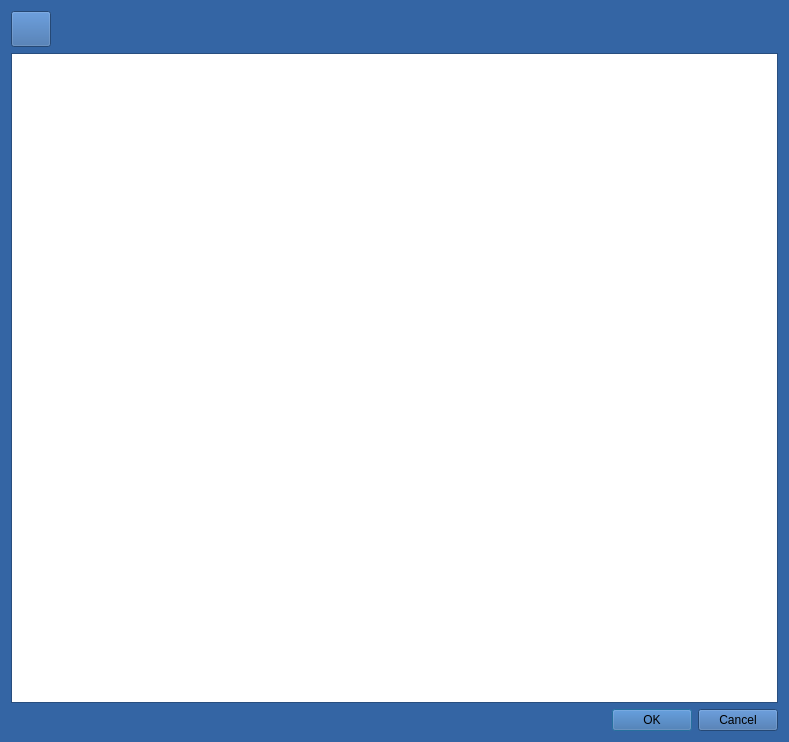
Before: the Qt Designer form matryceDialog.ui in militia11/shoes, drawn with Qt 5.
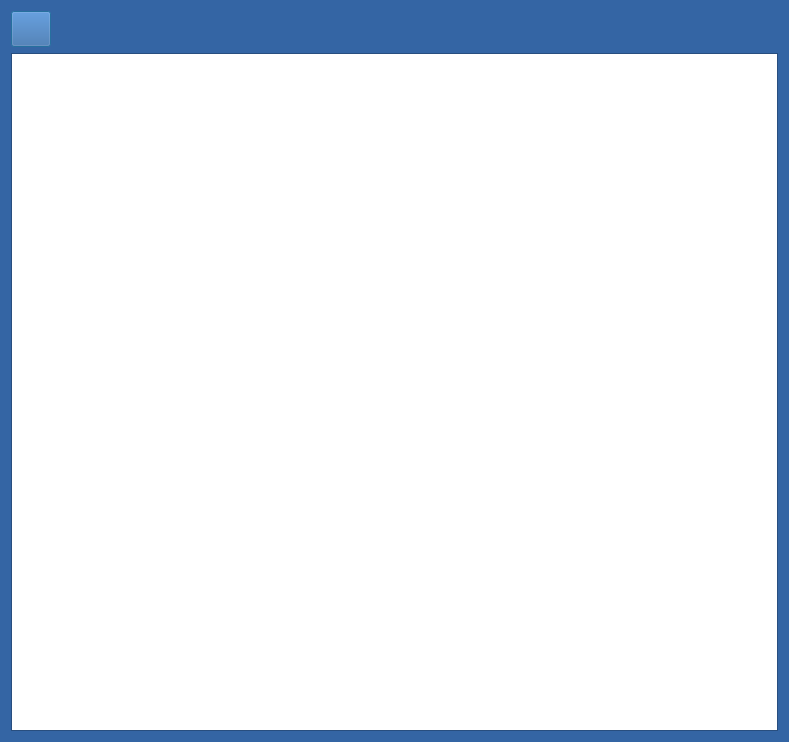
After: the same form once the commit is applied. Icons and pictures are not drawn.

Diff of the .ui file:
```diff
--- a/matryceDialog.ui
+++ b/matryceDialog.ui
@@ -494,16 +494,6 @@
      </property>
     </widget>
    </item>
-   <item>
-    <widget class="QDialogButtonBox" name="buttonBox">
-     <property name="orientation">
-      <enum>Qt::Horizontal</enum>
-     </property>
-     <property name="standardButtons">
-      <set>QDialogButtonBox::Cancel|QDialogButtonBox::Ok</set>
-     </property>
-    </widget>
-   </item>
   </layout>
  </widget>
  <resources>
```
Left out of the diff: 35 changed lines with no effect on the pictures.
